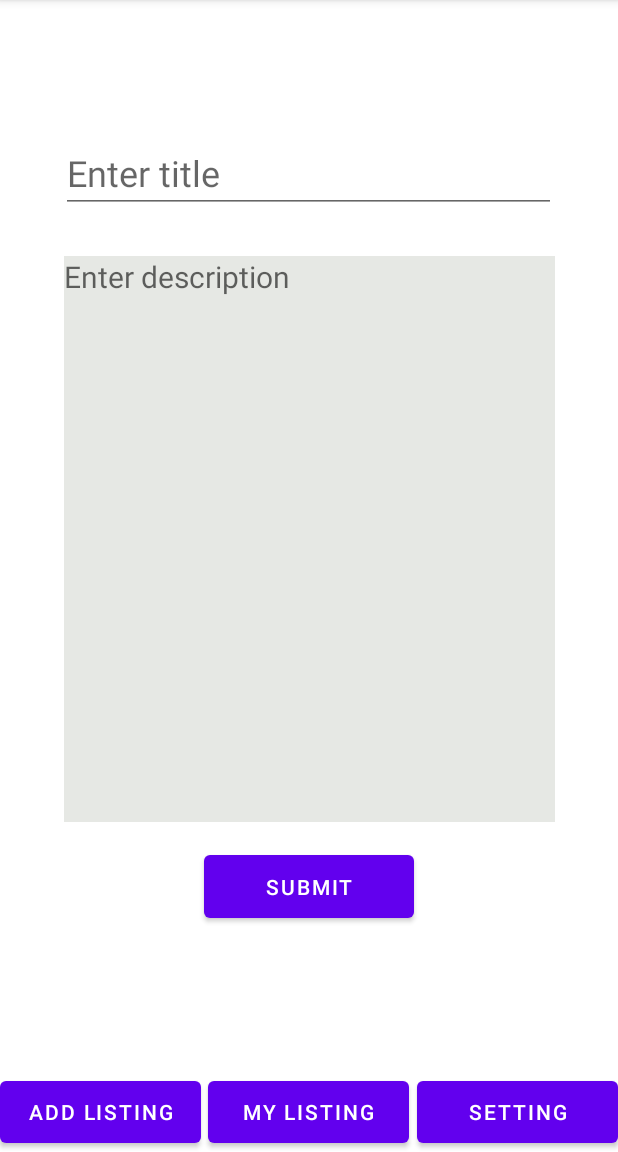
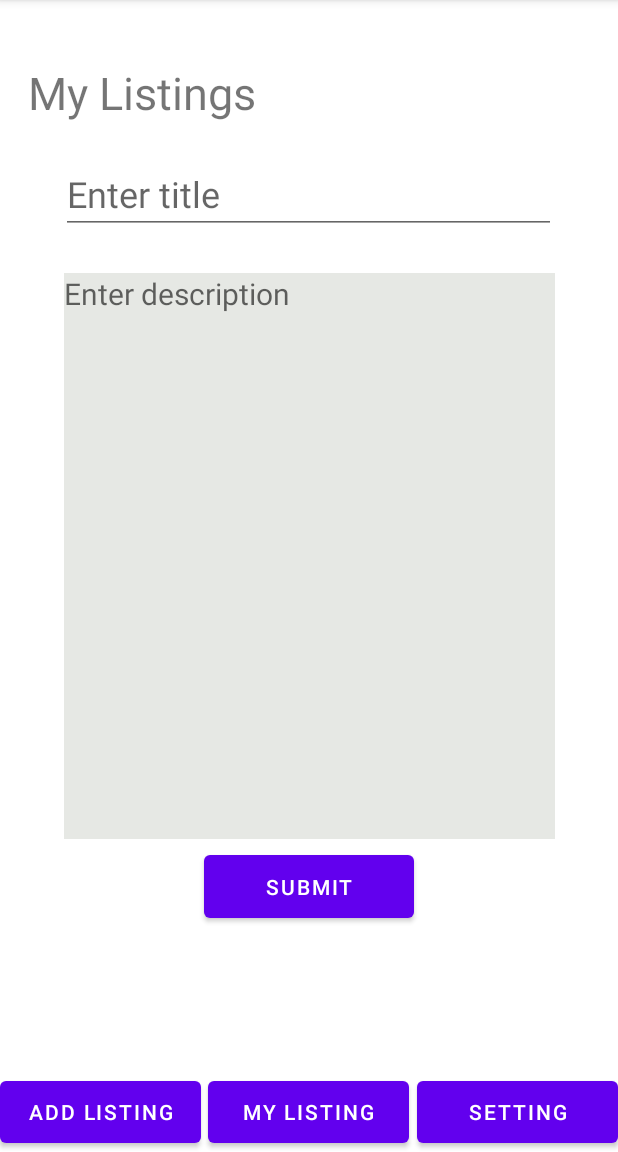
Before and after one commit to TheGreatRandall/unitrade, an Android app: the HomeActivity screen opened directly, with no data from a screen before it, after a tap on "ADD LISTING", on a phone screen of 412 x 824 dp, the part 84-1236 px from its top. Run offline under Robolectric (Android 15) with nearby library versions, the phone set to English and light mode, and no system bars; our stand-ins replace Firebase (no records; nobody signed in at launch, a user with empty details on screens opened directly).

Commit message:
ready for checkpoint 4

```diff
--- a/app/src/main/java/com/osu/unitrade/activity/HomeActivity.java
+++ b/app/src/main/java/com/osu/unitrade/activity/HomeActivity.java
@@ -3,9 +3,7 @@ package com.osu.unitrade.activity;
 import androidx.annotation.NonNull;
 import androidx.appcompat.app.AppCompatActivity;
 
-import android.app.Fragment;
 import android.os.Bundle;
-import android.view.View;
 import android.widget.Button;
 import android.widget.Toast;
 
@@ -20,7 +18,7 @@ import com.osu.unitrade.fragment.AddListingFragment;
 import com.osu.unitrade.fragment.MylistingFragment;
 import com.osu.unitrade.R;
 import com.osu.unitrade.fragment.SettingFragment;
-import com.osu.unitrade.entity.User;
+import com.osu.unitrade.model.User;
 
 public class HomeActivity extends AppCompatActivity {
 
@@ -35,7 +33,6 @@ public class HomeActivity extends AppCompatActivity {
     private Button myListing;
     private Button setting;
 
-    private Fragment fragment;
 
     @Override
     protected void onCreate(Bundle savedInstanceState) {
@@ -59,46 +56,35 @@ public class HomeActivity extends AppCompatActivity {
 
             @Override
             public void onCancelled(@NonNull DatabaseError error) {
-                Toast.makeText(HomeActivity.this, "youbing", Toast.LENGTH_SHORT).show();
+                Toast.makeText(HomeActivity.this, "fail to get user", Toast.LENGTH_SHORT).show();
             }
         });
 
-        addListing.setOnClickListener(new View.OnClickListener() {
-            @Override
-            public void onClick(View view) {
+        addListing.setOnClickListener(view -> {
             Bundle bundle = new Bundle();
             bundle.putString("nickname", HomeActivity.this.nickname);
             AddListingFragment fragment = new AddListingFragment();
             fragment.setArguments(bundle);
             getSupportFragmentManager().beginTransaction().replace(R.id.container, fragment).commit();
-            }
         });
 
         myListing = (Button) findViewById(R.id.myListing);
-        myListing.setOnClickListener(new View.OnClickListener() {
-            @Override
-            public void onClick(View view) {
+        myListing.setOnClickListener(view -> {
             Bundle bundle = new Bundle();
             bundle.putString("nickname", HomeActivity.this.nickname);
             MylistingFragment fragment = new MylistingFragment();
             fragment.setArguments(bundle);
             getSupportFragmentManager().beginTransaction().replace(R.id.container, fragment).commit();
-            }
         });
 
 
         setting = (Button) findViewById(R.id.setting);
-        setting.setOnClickListener(new View.OnClickListener() {
-            @Override
-            public void onClick(View view) {
+        setting.setOnClickListener(view -> {
             Bundle bundle = new Bundle();
             bundle.putString("nickname", HomeActivity.this.nickname);
             SettingFragment fragment = new SettingFragment();
             fragment.setArguments(bundle);
             getSupportFragmentManager().beginTransaction().replace(R.id.container, fragment).commit();
-            }
         });
-
-
     }
 }
--- a/app/src/main/java/com/osu/unitrade/activity/MainActivity.java
+++ b/app/src/main/java/com/osu/unitrade/activity/MainActivity.java
@@ -28,7 +28,7 @@ public class MainActivity extends AppCompatActivity implements View.OnClickListe
     }
 
     @Override
-    public void onClick (View v) {
+    public void onClick(View v) {
         switch (v.getId()) {
             case R.id.register:
                 startActivity(new Intent(this, RegisterActivity.class));
--- a/app/src/main/java/com/osu/unitrade/fragment/AddListingFragment.java
+++ b/app/src/main/java/com/osu/unitrade/fragment/AddListingFragment.java
@@ -14,8 +14,6 @@ import android.widget.EditText;
 import android.widget.ProgressBar;
 import android.widget.Toast;
 
-import com.google.android.gms.tasks.OnCompleteListener;
-import com.google.android.gms.tasks.Task;
 import com.google.firebase.auth.FirebaseAuth;
 import com.google.firebase.auth.FirebaseUser;
 import com.google.firebase.database.DataSnapshot;
@@ -24,8 +22,8 @@ import com.google.firebase.database.DatabaseReference;
 import com.google.firebase.database.FirebaseDatabase;
 import com.google.firebase.database.ValueEventListener;
 import com.osu.unitrade.R;
-import com.osu.unitrade.entity.Listing;
-import com.osu.unitrade.entity.User;
+import com.osu.unitrade.model.Listing;
+import com.osu.unitrade.model.User;
 
 import java.util.HashMap;
 import java.util.Map;
@@ -74,7 +72,7 @@ public class AddListingFragment extends Fragment {
         super.onCreate(savedInstanceState);
 
         Bundle bundle = getArguments();
-        if(bundle != null){
+        if (bundle != null) {
             listID = bundle.getString("listID");
         }
 
@@ -89,6 +87,7 @@ public class AddListingFragment extends Fragment {
                     nickname = userProfile.nickname;
                 }
             }
+
             @Override
             public void onCancelled(@NonNull DatabaseError error) {
                 Toast.makeText(requireActivity(), "fail to get user", Toast.LENGTH_SHORT).show();
@@ -100,21 +99,21 @@ public class AddListingFragment extends Fragment {
     public View onCreateView(LayoutInflater inflater, ViewGroup container,
                              Bundle savedInstanceState) {
         // Inflate the layout for this fragment
-        Log.d("Lifecycle","------------profile fragment is onCreateView----------");
+        Log.d("Lifecycle", "------------profile fragment is onCreateView----------");
 
-        View rootView = inflater.inflate(R.layout.fragment_add_listing, container, false);
+        View rootView = inflater.inflate(R.layout.fragment_addlisting, container, false);
         submit = rootView.findViewById(R.id.addListingSubmit);
         title = rootView.findViewById(R.id.AddListingTitle);
         description = rootView.findViewById(R.id.addListingDescription);
 
-        if(listID != null){
+        if (listID != null) {
             key = listID;
 
             mDatabase.child("Listings/" + listID).addValueEventListener(new ValueEventListener() {
                 @Override
                 public void onDataChange(@NonNull DataSnapshot snapshot) {
                     Listing listing = snapshot.getValue(Listing.class);
-                    if(listing != null){
+                    if (listing != null) {
                         title.setText(listing.getTitle());
                         description.setText(listing.getDescription());
                     }
@@ -123,40 +122,34 @@ public class AddListingFragment extends Fragment {
 
                 @Override
                 public void onCancelled(@NonNull DatabaseError error) {
-
+                    Toast.makeText(requireActivity(), "fail to get listings", Toast.LENGTH_SHORT).show();
                 }
             });
         }
 
         progressBar = rootView.findViewById(R.id.addListing_progressBar);
-        submit.setOnClickListener(new View.OnClickListener() {
-            @Override
-            public void onClick(View view) {
+        submit.setOnClickListener(view -> {
             progressBar.setVisibility(View.VISIBLE);
-                if(key == null){
+            if (key == null) {
                 key = mDatabase.child("Listings").push().getKey();
             }
 
-                Listing listing = new Listing(userID, title.getText().toString(),    description.getText().toString());
+            Listing listing = new Listing(userID, title.getText().toString(), description.getText().toString());
             Map<String, Object> listingValues = listing.toMap();
             Map<String, Object> childUpdates = new HashMap<>();
             childUpdates.put("/Listings/" + key, listingValues);
             childUpdates.put("/User-Listings/" + userID + "/" + key, listingValues);
-                mDatabase.updateChildren(childUpdates).addOnCompleteListener(new OnCompleteListener<Void>() {
-                    @Override
-                    public void onComplete(@NonNull Task<Void> task) {
+            mDatabase.updateChildren(childUpdates).addOnCompleteListener(task -> {
                 if (task.isSuccessful()) {
                     title.setText("");
                     description.setText("");
                     key = mDatabase.child("Listings").push().getKey();
                     Toast.makeText(requireActivity(), "success", Toast.LENGTH_SHORT).show();
-                        }else{
+                } else {
                     Toast.makeText(requireActivity(), "failed", Toast.LENGTH_SHORT).show();
                 }
                 progressBar.setVisibility(View.GONE);
-                    }
             });
-            }
         });
         return rootView;
     }
--- a/app/src/main/res/layout/fragment_add_listing.xml
+++ b/app/src/main/res/layout/fragment_addlisting.xml
@@ -6,6 +6,16 @@
     android:layout_height="match_parent"
     android:background="@color/white"
     tools:context=".fragment.AddListingFragment">
+
+    <TextView
+        android:layout_width="375dp"
+        android:layout_height="55dp"
+        android:text="My Listings"
+        android:textSize="30dp"
+        app:layout_constraintBottom_toTopOf="@+id/AddListingTitle"
+        app:layout_constraintEnd_toEndOf="parent"
+        app:layout_constraintStart_toStartOf="parent"
+        app:layout_constraintTop_toTopOf="parent" />
 
     <Button
         android:id="@+id/addListingSubmit"
@@ -31,7 +41,7 @@
         app:layout_constraintHorizontal_bias="0.493"
         app:layout_constraintStart_toStartOf="parent"
         app:layout_constraintTop_toTopOf="parent"
-        app:layout_constraintVertical_bias="0.099" />
+        app:layout_constraintVertical_bias="0.121" />
 
     <EditText
         android:id="@+id/addListingDescription"
```
Also changed, not shown: app/src/main/java/com/osu/unitrade/activity/LoginActivity.java (+15 -54 lines), app/src/main/java/com/osu/unitrade/activity/RegisterActivity.java (+3 -36 lines), app/src/main/java/com/osu/unitrade/activity/ResetPasswordActivity.java (+7 -11 lines), app/src/main/java/com/osu/unitrade/adapter/ListingAdapter.java (+17 -21 lines), app/src/main/java/com/osu/unitrade/entity/User.java (deleted, +0 -14 lines), app/src/main/java/com/osu/unitrade/fragment/MylistingFragment.java (+7 -24 lines), app/src/main/java/com/osu/unitrade/fragment/SettingFragment.java (+6 -52 lines), app/src/main/java/com/osu/unitrade/model/Listing.java (renamed from app/src/main/java/com/osu/unitrade/entity/Listing.java, +17 -17 lines), app/src/main/java/com/osu/unitrade/model/User.java (added, +31 -0 lines). Lines whose indentation alone changed are shown as unchanged.
